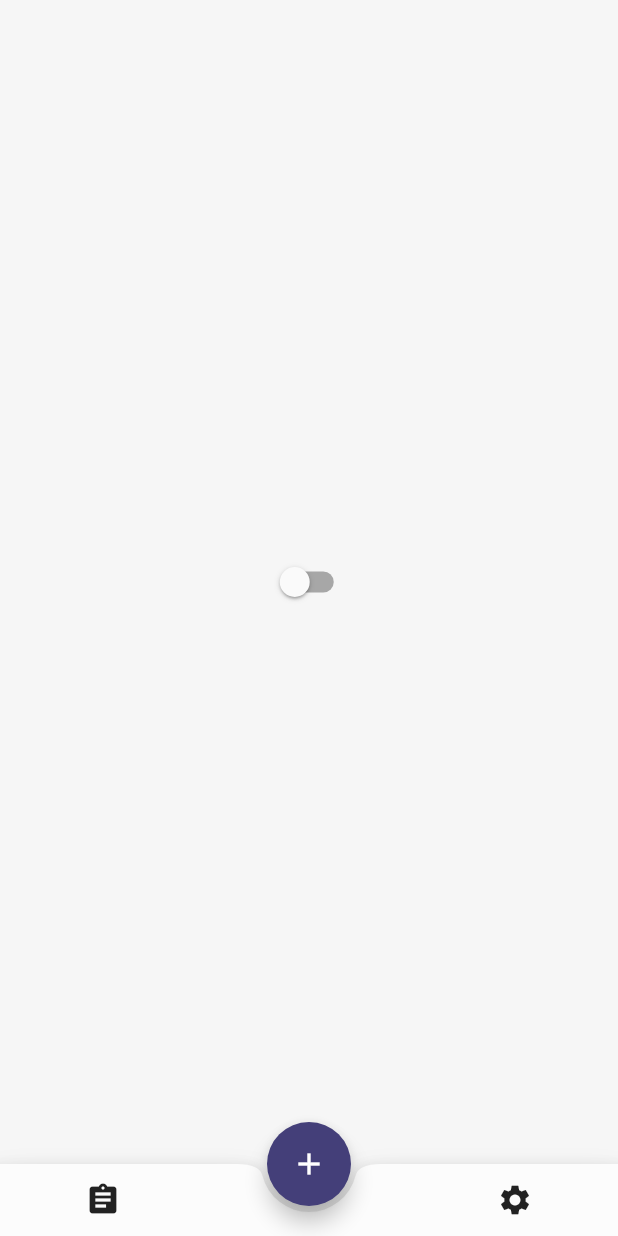
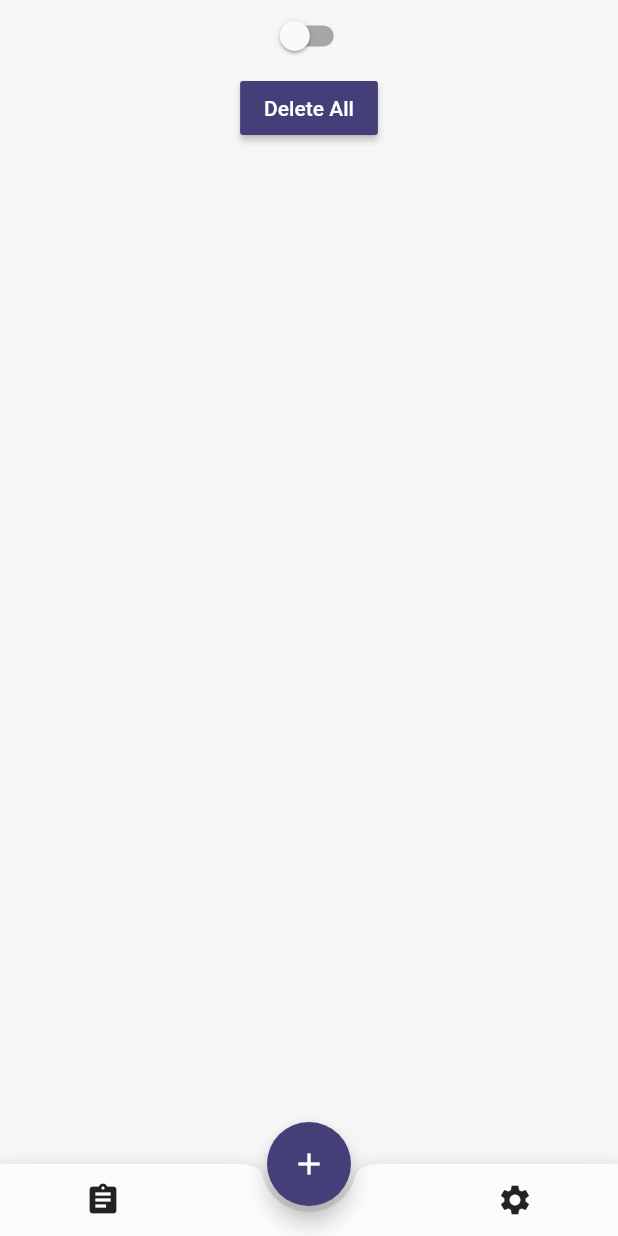
Before and after one commit to jlaskowska/todo, a Flutter app: the screen it shows after launch, after a tap on the "settings" icon, on a phone screen of 412 x 824 dp. Run offline on Flutter 3.47's test engine with Material 2 defaults, Android fonts, the phone set to English and light mode, and no system bars; our stand-ins replace flutter_mobx, hive, mobx; accounts and stored records are empty; generated files the repository leaves out were written again.

Commit message:
Added delete all button to SettingsScreen.

```diff
--- a/lib/localizations.dart
+++ b/lib/localizations.dart
@@ -15,16 +15,19 @@ class AppLocalizations {
       'createTaskSheetTextFieldTitle': 'Title',
       'createTaskSheetTextFieldDescription': 'Description',
       'createTaskSheetButton': 'Create Task',
+      'settingsScreenButtonDeleteAll': 'Delete All',
     },
     'de': {
       'createTaskSheetTextFieldTitle': 'Titel',
       'createTaskSheetTextFieldDescription': 'Beschreibung',
       'createTaskSheetButton': 'Create Task',
+      'settingsScreenButtonDeleteAll': 'Alles Löschen',
     },
     'pl': {
       'createTaskSheetTextFieldTitle': 'Tytuł',
       'createTaskSheetTextFieldDescription': 'Opis',
       'createTaskSheetButton': 'Create Task',
+      'settingsScreenButtonDeleteAll': 'Usuń wszystko',
     },
   };
 
@@ -38,6 +41,10 @@ class AppLocalizations {
 
   String get createTaskSheetButton {
     return _localizedValues[locale.languageCode]['createTaskSheetButton'];
+  }
+
+  String get settingsScreenButtonDeleteAll {
+    return _localizedValues[locale.languageCode]['settingsScreenButtonDeleteAll'];
   }
 }
 
--- a/lib/widgets/home_screen.dart
+++ b/lib/widgets/home_screen.dart
@@ -51,7 +51,9 @@ class _HomeScreenState extends State<HomeScreen> {
           );
         },
       ),
-      body: children[index],
+      body: SafeArea(
+        child: children[index],
+      ),
     );
   }
 }
--- a/lib/widgets/settings_screen/settings_screen.dart
+++ b/lib/widgets/settings_screen/settings_screen.dart
@@ -1,6 +1,7 @@
 import 'package:flutter/material.dart';
 import 'package:flutter_mobx/flutter_mobx.dart';
 import 'package:provider/provider.dart';
+import 'package:todo/localizations.dart';
 import 'package:todo/widgets/settings_screen/settings_store.dart';
 
 class SettingsScreen extends StatelessWidget {
@@ -11,14 +12,26 @@ class SettingsScreen extends StatelessWidget {
     final SettingsStore store = Provider.of<SettingsStore>(context);
 
     return Center(
-      child: Observer(
-        builder: (context) => Switch(
-          activeColor: Theme.of(context).accentColor,
-          value: store.isDarkMode,
-          onChanged: (value) {
-            store.isDarkMode = value;
-          },
-        ),
+      child: Column(
+        children: <Widget>[
+          Observer(
+            builder: (context) => Switch(
+              activeColor: Theme.of(context).accentColor,
+              value: store.isDarkMode,
+              onChanged: (value) => store.isDarkMode = value,
+            ),
+          ),
+          RaisedButton(
+            onPressed: () => store.deleteAllTasks(),
+            child: Text(
+              AppLocalizations.of(context).settingsScreenButtonDeleteAll,
+              style: TextStyle(
+                color: Colors.white,
+              ),
+            ),
+            color: Theme.of(context).accentColor,
+          ),
+        ],
       ),
     );
   }
--- a/lib/widgets/settings_screen/settings_store.dart
+++ b/lib/widgets/settings_screen/settings_store.dart
@@ -1,5 +1,6 @@
 import 'package:hive/hive.dart';
 import 'package:mobx/mobx.dart';
+import 'package:todo/services/task_service.dart';
 
 part 'settings_store.g.dart';
 
@@ -22,4 +23,8 @@ abstract class _SettingsStore with Store {
     _isDarkMode = value;
     _box.put('isDarkMode', value);
   }
+
+  void deleteAllTasks() {
+    TaskService().deleteAll();
+  }
 }
```
